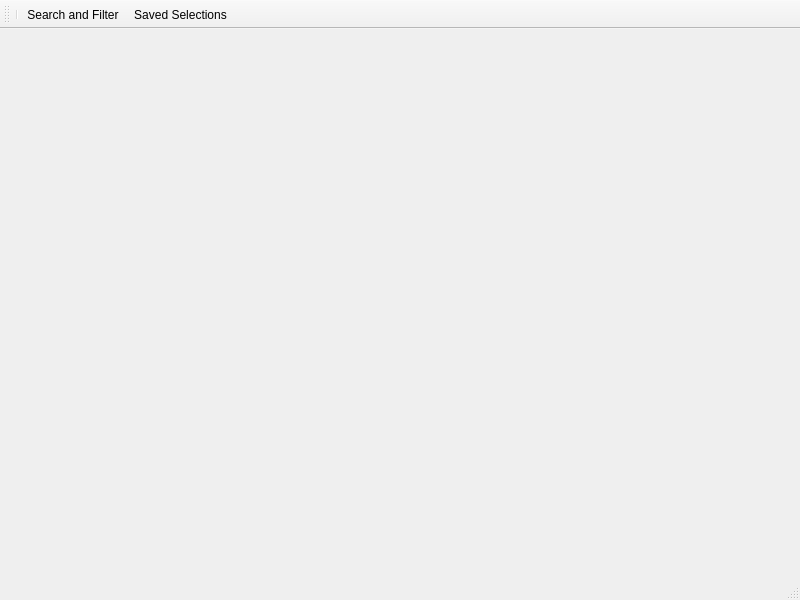
This is neuroscheme/MainWindow.ui in vg-lab/NeuroScheme as Qt 5 draws it before an edit. The edited form follows.
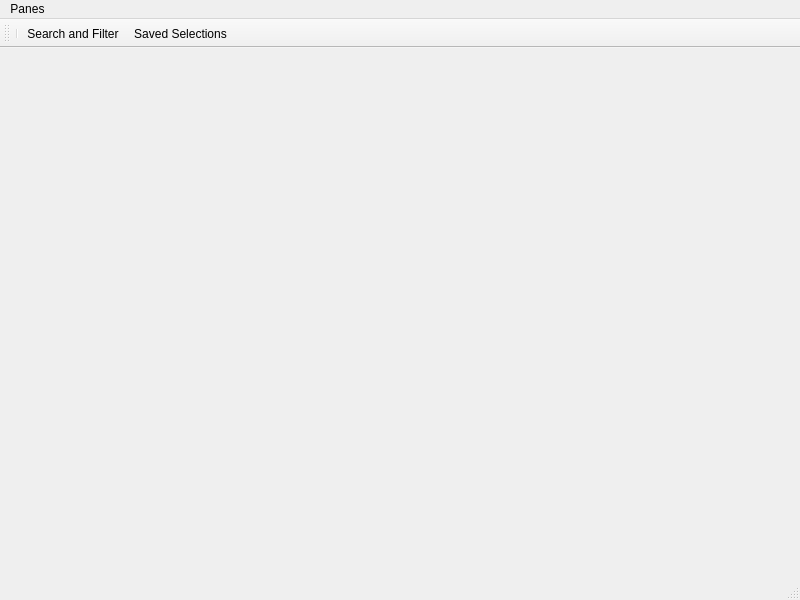
This is the edited form. Icons and pictures are not drawn.

What changed in the file:
```diff
--- a/neuroscheme/MainWindow.ui
+++ b/neuroscheme/MainWindow.ui
@@ -24,9 +24,20 @@
      <x>0</x>
      <y>0</y>
      <width>800</width>
-     <height>25</height>
+     <height>22</height>
     </rect>
    </property>
+   <widget class="QMenu" name="menuPanes">
+    <property name="title">
+     <string>Panes</string>
+    </property>
+    <addaction name="actionDuplicatePane"/>
+    <addaction name="actionKillPane"/>
+    <addaction name="separator"/>
+    <addaction name="actionSplitVertically"/>
+    <addaction name="actionSplitHorizontally"/>
+   </widget>
+   <addaction name="menuPanes"/>
   </widget>
   <widget class="QStatusBar" name="statusbar"/>
   <widget class="QToolBar" name="toolBar">
```
Left out of the diff: 26 changed lines with no effect on the pictures.
